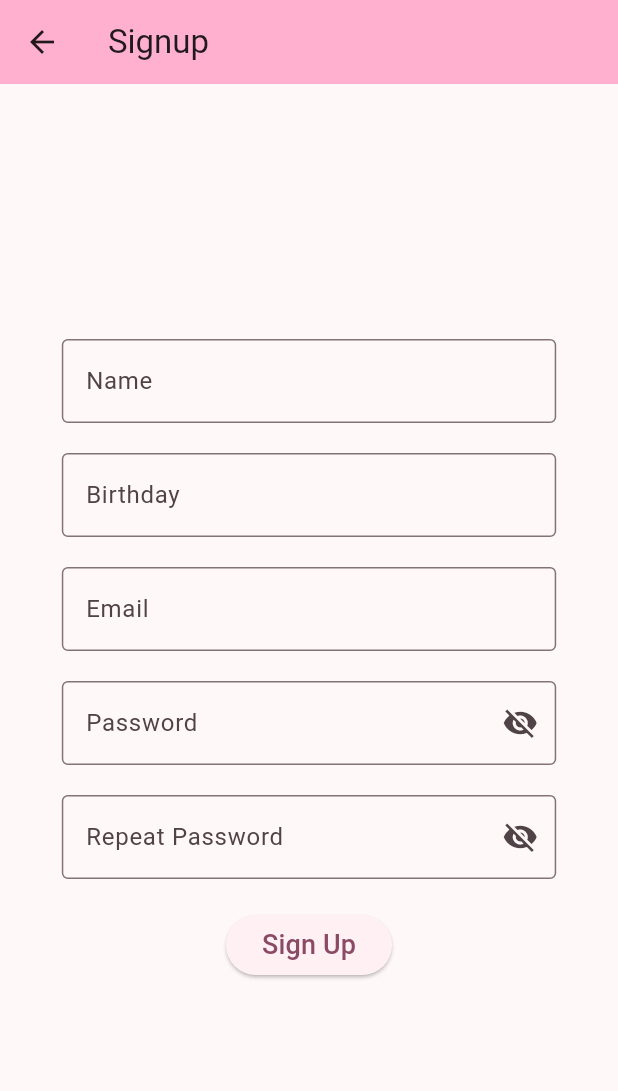
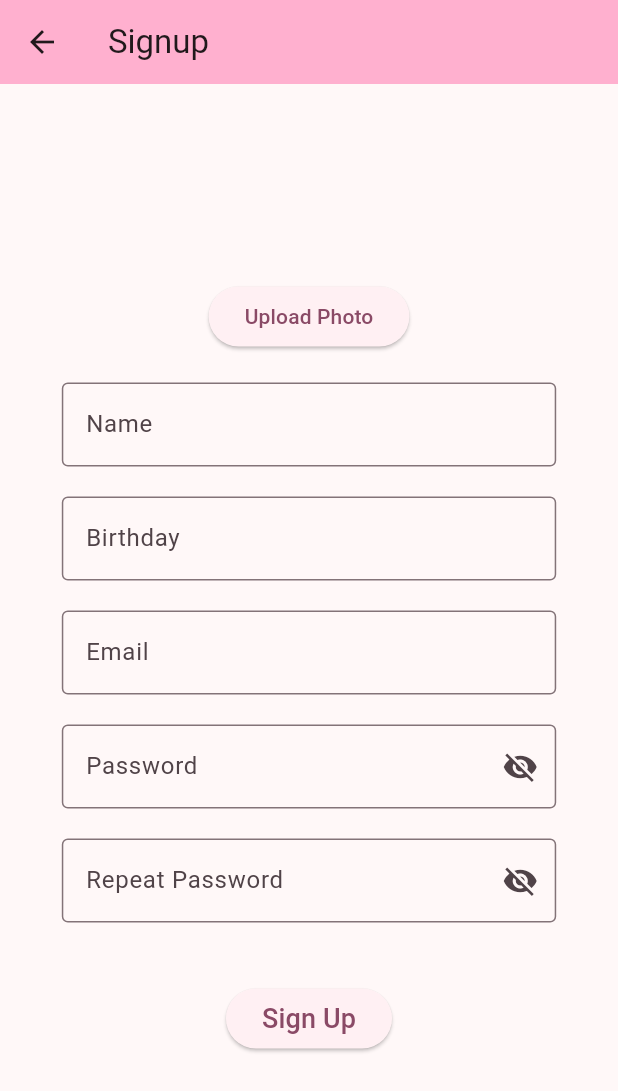
Before and after one commit to kiakalani/BlurreDAPP, a Flutter app: the SignupPage screen opened directly, on a phone screen of 412 x 824 dp. Shown: the top 1091 px of the screen. Run offline on Flutter 3.47's test engine with Material 3 defaults, Android fonts, the phone set to English and light mode, and no system bars; our stand-ins replace cookie_jar, dio, dio_cookie_manager, image_picker, socket_io_client; network calls fail; project files that could hold a hidden picture were left out.

Commit message:
added error message for not having a profile picture for signup page

```diff
--- a/ui/lib/signup.dart
+++ b/ui/lib/signup.dart
@@ -1,9 +1,11 @@
+import 'dart:convert';
 import 'dart:io';
 import 'package:flutter/foundation.dart';
 import 'package:flutter/material.dart';
 import 'dart:developer' as developer;
 import 'package:ui/auth.dart';
 import 'package:ui/main.dart';
+import 'package:image_picker/image_picker.dart';
 
 class SignupPage extends StatefulWidget {
   const SignupPage({super.key});
@@ -36,6 +38,9 @@ class SignupPageState extends State<SignupPage> {
   final _passwordController = TextEditingController();
   final _repeatPasswordController = TextEditingController();
 
+  Uint8List? _imageBytes;
+  final ImagePicker _picker = ImagePicker();
+
   // Date selection variables
   bool isDateSelected = false;
   DateTime birthDate = DateTime.now();
@@ -47,6 +52,19 @@ class SignupPageState extends State<SignupPage> {
 
   // Password validation
   bool _isPasswordValid = true;
+
+  bool _displayErrorMessage = false;
+
+  // pick image from gallery
+  Future<void> _pickImage() async {
+    final XFile? pickedFile = await _picker.pickImage(source: ImageSource.gallery);
+    if (pickedFile != null) {
+      final Uint8List imageBytes = await pickedFile.readAsBytes();
+      setState(() {
+        _imageBytes = imageBytes;
+      });
+    }
+  }
 
   @override
   Widget build(BuildContext context) {
@@ -68,6 +86,20 @@ class SignupPageState extends State<SignupPage> {
           child: Column(
             mainAxisAlignment: MainAxisAlignment.center,
             children: [
+              // Upload photo field
+              if (_imageBytes != null)
+                SizedBox(
+                  width: 100,
+                  height: 100,
+                  child: Image.memory(_imageBytes!),
+                ),
+                const SizedBox(height: 10),
+              ElevatedButton(
+                onPressed: _pickImage,
+                child: const Text('Upload Photo'),
+              ),
+              const SizedBox(height: 20),
+
               // Name field
               SizedBox(
                 width: fieldWidth, // Control the width here
@@ -199,9 +231,21 @@ class SignupPageState extends State<SignupPage> {
               ),
               const SizedBox(height: 20),
 
+              // Error message display
+              if (_displayErrorMessage)
+                const Padding(
+                  padding: EdgeInsets.only(top: 8.0),
+                  child: Text(
+                    'You must upload your profile picture to register.',
+                    style: TextStyle(color: Colors.red, fontSize: 12),
+                  ),
+                ),
+              const SizedBox(height: 20),
+
               ElevatedButton(
                 onPressed: () {
                   Authorization().postRequest("/auth/signup/", {
+                    //"picture1": _imageBytes != null ? base64.encode(_imageBytes!) : null,
                     "email": _emailController.text,
                     "name": _nameController.text,
                     "birthday": birthDateString,
@@ -213,6 +257,11 @@ class SignupPageState extends State<SignupPage> {
                             Navigator.of(context).push(MaterialPageRoute(
                                 builder: (context) => const HomePage()))
                           }
+                        else {
+                          setState(() {
+                            _displayErrorMessage = true;
+                          })
+                        }
                       });
 
                   developer.log(
```
